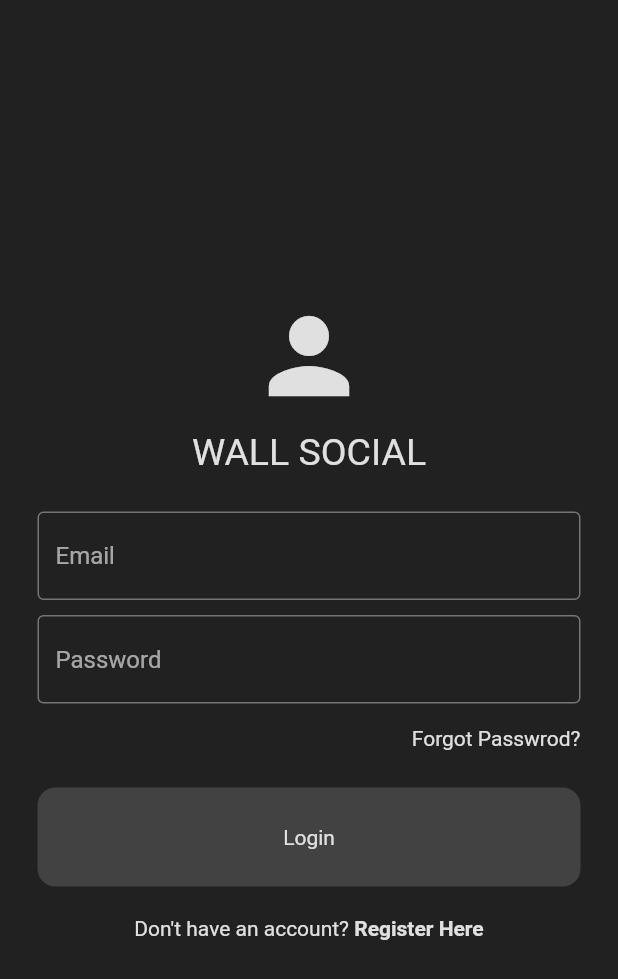
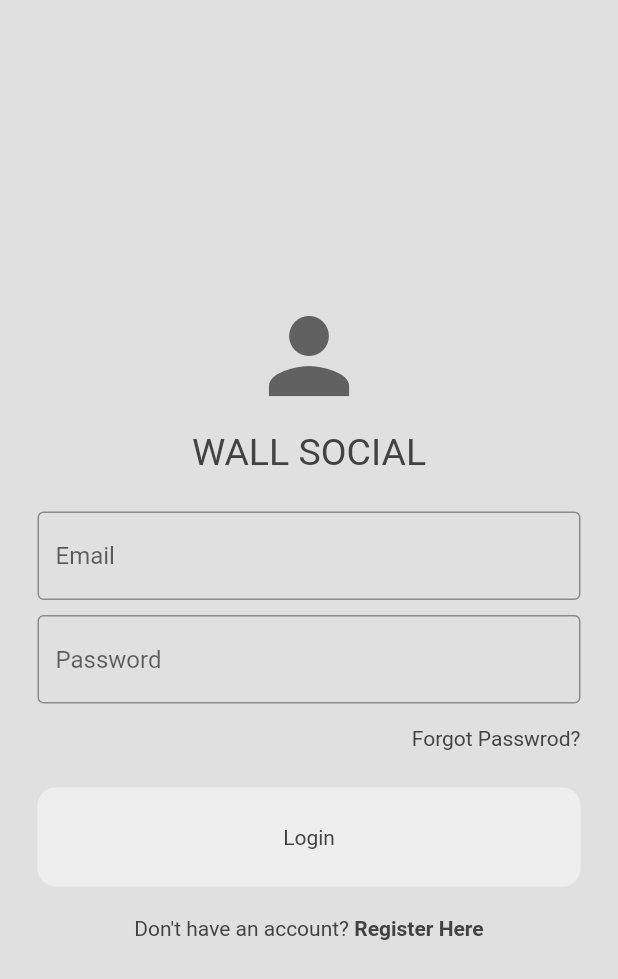
Before and after one commit to Emad-Pro/Mini-Wall-Social-App, a Flutter app: the screen it shows after launch, on a phone screen of 412 x 824 dp. Shown: the top 979 px of the screen. Run offline on Flutter 3.47's test engine with Material 3 defaults, Android fonts, the phone set to English and light mode, and no system bars; our stand-ins replace bloc, cloud_firestore, equatable, firebase_auth, firebase_core, flutter_bloc and 2 more; accounts and stored records are empty.

Commit message:
add darkMode

```diff
--- /dev/null
+++ b/lib/core/sharedPreferences/cacheHelper.dart
@@ -0,0 +1,47 @@
+import 'dart:convert';
+
+import 'package:shared_preferences/shared_preferences.dart';
+
+class CacheHelper {
+  static SharedPreferences? sharedPreferences;
+
+  static init() async {
+    sharedPreferences = await SharedPreferences.getInstance();
+  }
+
+  static bool? getData({required String key}) {
+    return sharedPreferences!.getBool(key);
+  }
+
+  static dynamic getSaveData({required String key}) {
+    return sharedPreferences!.get(key);
+  }
+
+  static Future saveData({
+    required String key,
+    required dynamic value,
+  }) async {
+    if (value is String) return await sharedPreferences!.setString(key, value);
+    if (value is int) return await sharedPreferences!.setInt(key, value);
+    if (value is bool) return await sharedPreferences!.setBool(key, value);
+    if (value is List)
+      return await sharedPreferences!.setStringList(key, List.from(value));
+    return await sharedPreferences!.setDouble(key, value);
+  }
+
+  static Future clearData({required String key}) async {
+    await sharedPreferences!.remove(key);
+  }
+
+  static Future read(String key) async {
+    return await json.decode(sharedPreferences!.getString(key)!);
+  }
+
+  static Future save(String key, value) async {
+    sharedPreferences!.setString(key, json.encode(value));
+  }
+
+  static Future remove(String key) async {
+    sharedPreferences!.remove(key);
+  }
+}
--- a/lib/core/theme/theme.dart
+++ b/lib/core/theme/theme.dart
@@ -1,4 +1,5 @@
 import 'package:flutter/material.dart';
+import 'package:mini_social_app/core/sharedPreferences/cacheHelper.dart';
 
 class ThemeService {
   ThemeData lightMode = ThemeData(
@@ -28,16 +29,16 @@ class ThemeService {
         .textTheme
         .apply(bodyColor: Colors.grey[300], displayColor: Colors.white),
   );
-/* static bool darkModeValue = false;
+  static bool darkModeValue = false;
   static Future settingDarkModeInit() async {
-      if (CacheHelper.getSaveData(key: "darkMode") == null) {
+    if (CacheHelper.getSaveData(key: "darkMode") == null) {
       CacheHelper.saveData(key: "darkMode", value: false);
     }
     darkModeValue = await CacheHelper.getSaveData(key: "darkMode");
   }
 
- static Future changeDarkMode() async {
+  static Future changeDarkMode() async {
     darkModeValue = !darkModeValue;
     await CacheHelper.saveData(key: "darkMode", value: darkModeValue);
-  }*/
+  }
 }
--- a/lib/feature/auth/signIn/presentation/view/SignInScreen.dart
+++ b/lib/feature/auth/signIn/presentation/view/SignInScreen.dart
@@ -3,6 +3,8 @@ import 'package:flutter_bloc/flutter_bloc.dart';
 import 'package:mini_social_app/core/enum/enum.dart';
 import 'package:mini_social_app/core/widgets/customButtonWidget.dart';
 import 'package:mini_social_app/core/widgets/customTextFormWidget.dart';
+import 'package:mini_social_app/feature/auth/signIn/presentation/view/method/signInListenerMethod.dart';
+import 'package:mini_social_app/feature/auth/signIn/presentation/view/widget/signinscreenregisterHereWidget.dart';
 import 'package:mini_social_app/feature/auth/signIn/presentation/viewModel/bloc/sign_in_bloc.dart';
 import 'package:mini_social_app/feature/auth/signUp/presentation/view/signUpScreen.dart';
 import 'package:mini_social_app/feature/home/presentation/view/homeScreen.dart';
@@ -19,24 +21,7 @@ class SignInScreen extends StatelessWidget {
       backgroundColor: Theme.of(context).colorScheme.background,
       body: BlocConsumer<SignInBloc, SignInState>(
         listener: (context, state) {
-          if (state.signInRequestState == RequestState.success) {
-            MotionToast.success(
-              title: const Text(
-                "Login",
-                style: TextStyle(fontWeight: FontWeight.bold),
-              ),
-              description: const Text("Successfully Login"),
-            ).show(context);
-            Navigator.pushNamed(context, "/homeScreen");
-          } else if (state.signInRequestState == RequestState.erorr) {
-            MotionToast.error(
-              title: const Text(
-                "Login",
-                style: TextStyle(fontWeight: FontWeight.bold),
-              ),
-              description: Text(state.signInMessage),
-            ).show(context);
-          }
+          signInListenerMethod(state, context);
         },
         builder: (context, state) {
           return Form(
@@ -114,24 +99,7 @@ class SignInScreen extends StatelessWidget {
                   const SizedBox(
                     height: 20,
                   ),
-                  Row(
-                    mainAxisAlignment: MainAxisAlignment.center,
-                    children: [
-                      const Text("Don't have an account? "),
-                      GestureDetector(
-                        onTap: () {
-                          Navigator.push(
-                              context,
-                              MaterialPageRoute(
-                                  builder: (context) => SignUpScreen()));
-                        },
-                        child: const Text(
-                          "Register Here",
-                          style: TextStyle(fontWeight: FontWeight.bold),
-                        ),
-                      )
-                    ],
-                  )
+                  const SigninCcreenRegisterHereWidget()
                 ],
               ),
             )),
--- /dev/null
+++ b/lib/feature/auth/signIn/presentation/view/widget/signinscreenregisterHereWidget.dart
@@ -0,0 +1,28 @@
+import 'package:flutter/material.dart';
+import 'package:mini_social_app/feature/auth/signUp/presentation/view/signUpScreen.dart';
+
+class SigninCcreenRegisterHereWidget extends StatelessWidget {
+  const SigninCcreenRegisterHereWidget({
+    super.key,
+  });
+
+  @override
+  Widget build(BuildContext context) {
+    return Row(
+      mainAxisAlignment: MainAxisAlignment.center,
+      children: [
+        const Text("Don't have an account? "),
+        GestureDetector(
+          onTap: () {
+            Navigator.push(context,
+                MaterialPageRoute(builder: (context) => SignUpScreen()));
+          },
+          child: const Text(
+            "Register Here",
+            style: TextStyle(fontWeight: FontWeight.bold),
+          ),
+        )
+      ],
+    );
+  }
+}
--- a/lib/feature/home/presentation/view/homeScreen.dart
+++ b/lib/feature/home/presentation/view/homeScreen.dart
@@ -2,6 +2,7 @@ import 'package:flutter/material.dart';
 
 import 'package:flutter_bloc/flutter_bloc.dart';
 import 'package:mini_social_app/core/enum/enum.dart';
+import 'package:mini_social_app/feature/auth/signIn/presentation/view/SignInScreen.dart';
 
 import 'package:mini_social_app/feature/home/presentation/view/widget/homeScreenAppBarWidget.dart';
 import 'package:mini_social_app/feature/home/presentation/view/widget/homeScreenBodyWidget.dart';
@@ -25,6 +26,10 @@ class HomeScreen extends StatelessWidget {
             ),
             description: const Text("Successful logout"),
           ).show(context);
+          Navigator.pushAndRemoveUntil(
+              context,
+              MaterialPageRoute(builder: (context) => SignInScreen()),
+              (route) => false);
         }
       },
       builder: (context, state) {
--- /dev/null
+++ b/lib/feature/setting/presentation/viewModel/cubit/setting_cubit.dart
@@ -0,0 +1,14 @@
+import 'package:flutter/material.dart';
+import 'package:flutter_bloc/flutter_bloc.dart';
+import 'package:mini_social_app/core/theme/theme.dart';
+
+part 'setting_state.dart';
+
+class SettingCubit extends Cubit<SettingState> {
+  SettingCubit() : super(SettingState());
+
+  changeThemeMode() async {
+    await ThemeService.changeDarkMode();
+    emit(ThemeSettingChangedState());
+  }
+}
--- /dev/null
+++ b/lib/feature/setting/presentation/viewModel/cubit/setting_state.dart
@@ -0,0 +1,5 @@
+part of 'setting_cubit.dart';
+
+class SettingState {}
+
+class ThemeSettingChangedState extends SettingState {}
--- a/lib/feature/users/presentation/viewModel/bloc/users_bloc.dart
+++ b/lib/feature/users/presentation/viewModel/bloc/users_bloc.dart
@@ -5,7 +5,7 @@ import 'package:cloud_firestore/cloud_firestore.dart';
 import 'package:equatable/equatable.dart';
 import 'package:firebase_core/firebase_core.dart';
 import 'package:mini_social_app/core/enum/enum.dart';
-import 'package:mini_social_app/feature/profile/data/customProfileModel/profileModel.dart';
+import 'package:mini_social_app/feature/profile/data/model/profileModel.dart';
 
 part 'users_event.dart';
 part 'users_state.dart';
--- a/lib/main.dart
+++ b/lib/main.dart
@@ -3,6 +3,7 @@ import 'dart:io';
 import 'package:firebase_core/firebase_core.dart';
 import 'package:flutter/material.dart';
 import 'package:flutter_bloc/flutter_bloc.dart';
+import 'package:mini_social_app/core/sharedPreferences/cacheHelper.dart';
 import 'package:mini_social_app/core/theme/theme.dart';
 import 'package:mini_social_app/feature/auth/signIn/presentation/view/SignInScreen.dart';
 import 'package:mini_social_app/feature/auth/signIn/presentation/viewModel/bloc/sign_in_bloc.dart';
@@ -14,10 +15,14 @@ import 'package:mini_social_app/feature/home/presentation/viewModel/bloc/home_bl
 import 'package:mini_social_app/feature/mainViewBody.dart';
 import 'package:mini_social_app/core/firebase_options.dart';
 import 'package:mini_social_app/feature/profile/presentation/view/profileScreen.dart';
+import 'package:mini_social_app/feature/setting/presentation/view/widget/settingScreen.dart';
+import 'package:mini_social_app/feature/setting/presentation/viewModel/cubit/setting_cubit.dart';
 import 'package:mini_social_app/feature/users/presentation/view/usersScreen.dart';
 
 void main() async {
   WidgetsFlutterBinding.ensureInitialized();
+  await CacheHelper.init();
+  await ThemeService.settingDarkModeInit();
   HttpOverrides.global = MyHttpOverrides();
   await Firebase.initializeApp(options: DefaultFirebaseOptions.currentPlatform);
   runApp(const MyApp());
@@ -33,22 +38,29 @@ class MyApp extends StatelessWidget {
         BlocProvider(create: (context) => SignUpBloc()),
         BlocProvider(create: (context) => SignInBloc()),
         BlocProvider(create: (context) => HomeBloc()),
+        BlocProvider(create: (context) => SettingCubit()),
       ],
-      child: MaterialApp(
+      child: Builder(builder: (context) {
+        context.watch<SettingCubit>().state;
+
+        return MaterialApp(
           debugShowCheckedModeBanner: false,
           title: 'Social Wall',
           theme: ThemeService().lightMode,
           darkTheme: ThemeService().darkMode,
           home: const MainViewBody(),
-        themeMode: ThemeMode.dark,
+          themeMode:
+              ThemeService.darkModeValue ? ThemeMode.dark : ThemeMode.light,
           routes: {
             "/signInScreen": (context) => SignInScreen(),
             "/signUpScreen": (context) => SignUpScreen(),
             "/homeScreen": (context) => const HomeScreen(),
             "/usersScreen": (context) => const UsersScreen(),
             "/profileScreen": (context) => const ProfileScreen(),
+            "/settingScreen": (context) => const SettingScreen()
           },
-      ),
+        );
+      }),
     );
   }
 }
--- a/pubspec.yaml
+++ b/pubspec.yaml
@@ -42,6 +42,7 @@ dependencies:
   motion_toast: ^2.8.0
   bloc: ^8.1.3
   cloud_firestore: ^4.15.6
+  shared_preferences: ^2.2.2
 
 dev_dependencies:
   flutter_test:
```
Also changed, not shown: lib/feature/auth/signIn/presentation/view/method/signInListenerMethod.dart (added, +25 -0 lines), lib/feature/home/presentation/view/widget/homeScreenDrawerWidget.dart (+9 -1 lines), lib/feature/profile/presentation/viewModel/bloc/profile_bloc.dart (+12 -8 lines), lib/feature/setting/presentation/view/widget/settingScreen.dart (added, +16 -0 lines), lib/feature/setting/presentation/view/widget/settingScreenAppBar.dart (added, +7 -0 lines), lib/feature/setting/presentation/view/widget/settingScreenBody.dart (added, +43 -0 lines), lib/feature/profile/data/model/profileModel.dart (renamed from lib/feature/profile/data/customProfileModel/profileModel.dart), lib/feature/profile/data/repository/profileRepository.dart (deleted), pubspec.lock, 1 other file. Lines whose indentation alone changed are shown as unchanged.
